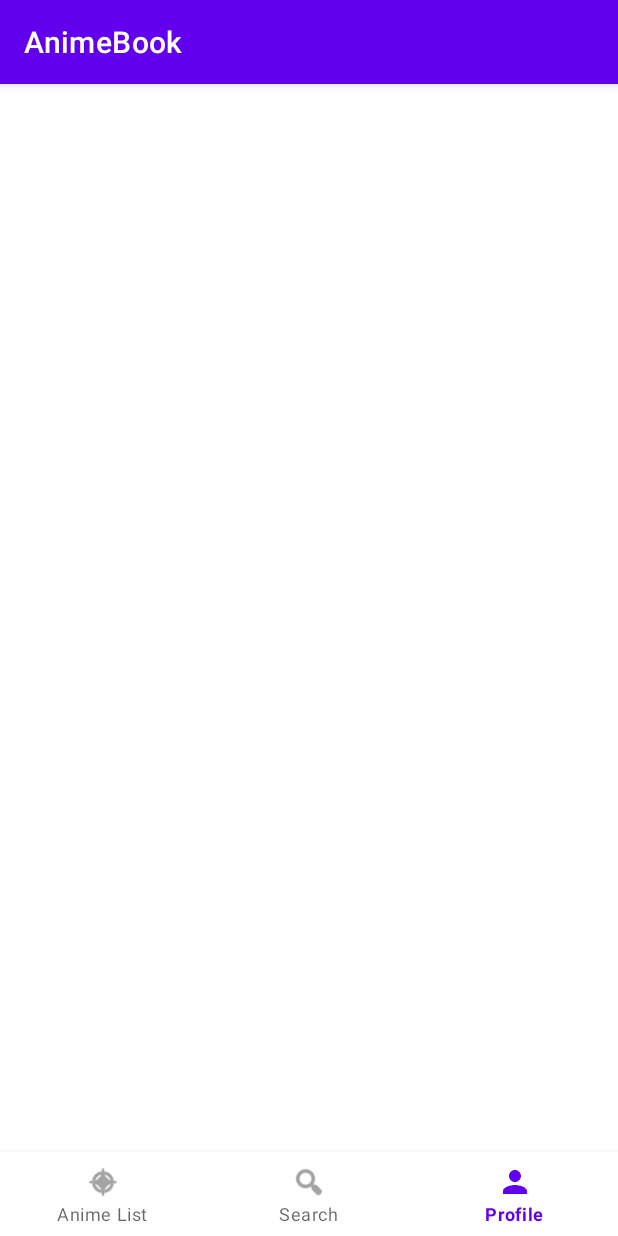
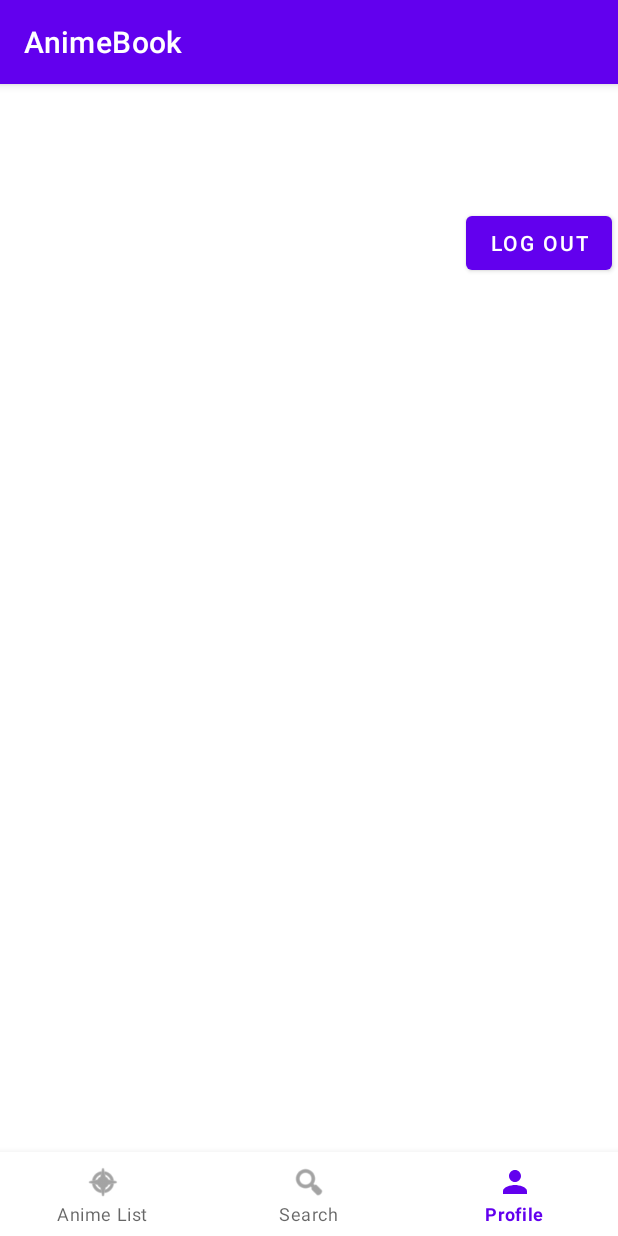
Before and after one commit to codepath-android-group-project/group-project, an Android app: the MainActivity screen opened directly, with no data from a screen before it, item 3 of the bottom bar chosen, on a phone screen of 412 x 824 dp. Run offline under Robolectric (Android 15) with nearby library versions, the phone set to English and light mode, and no system bars; libraries missing offline, so code that uses them is left out: com.parse.

Commit message:
Added logout button in profile page. Profile Page layout set

```diff
--- a/AnimeBook/app/build.gradle
+++ b/AnimeBook/app/build.gradle
@@ -39,6 +39,7 @@ dependencies {
     implementation 'androidx.appcompat:appcompat:1.2.0'
     implementation 'com.google.android.material:material:1.3.0'
     implementation 'androidx.constraintlayout:constraintlayout:2.0.4'
+    implementation 'androidx.legacy:legacy-support-v4:1.0.0'
     testImplementation 'junit:junit:4.+'
     androidTestImplementation 'androidx.test.ext:junit:1.1.2'
     androidTestImplementation 'androidx.test.espresso:espresso-core:3.3.0'
--- a/AnimeBook/app/src/main/java/com/example/animebook/MainActivity.java
+++ b/AnimeBook/app/src/main/java/com/example/animebook/MainActivity.java
@@ -8,12 +8,14 @@ import androidx.fragment.app.FragmentManager;
 import android.os.Bundle;
 import android.util.Log;
 import android.view.MenuItem;
+import android.widget.Toast;
 
+import com.example.animebook.fragments.ProfileFragment;
 import com.google.android.material.bottomnavigation.BottomNavigationView;
 
 public class MainActivity extends AppCompatActivity {
     public static final String TAG = "MainActivity";
-
+    final FragmentManager fragmentManager = getSupportFragmentManager();
     BottomNavigationView bottomNavigationView;
 
     @Override
@@ -23,8 +25,6 @@ public class MainActivity extends AppCompatActivity {
 
         bottomNavigationView = findViewById(R.id.bottomNavigation);
 
-        final FragmentManager fragmentManager = getSupportFragmentManager();
-
         //TODO: Define fragments here
         //final Fragment animeFragment = new AnimeFragment();
         //add others as needed
@@ -32,7 +32,8 @@ public class MainActivity extends AppCompatActivity {
         bottomNavigationView.setOnNavigationItemSelectedListener(new BottomNavigationView.OnNavigationItemSelectedListener() {
             @Override
             public boolean onNavigationItemSelected(@NonNull MenuItem item) {
-                Fragment fragment;
+                //will change this once all other fragments are done
+                Fragment fragment = new Fragment();
                 switch (item.getItemId()){
                     case R.id.action_animeList:
                         //fragment = animeFragment;
@@ -43,12 +44,15 @@ public class MainActivity extends AppCompatActivity {
                         Log.i(TAG, "Search Selected");
                         break;
                     //Add other cases as needed
+                    case R.id.action_profile:
                     default:
+                        Toast.makeText(MainActivity.this, "profile",Toast.LENGTH_SHORT).show();
+                        fragment = new ProfileFragment();
                         //fragment = profileFragment;
                         Log.i(TAG, "Profile Selected");
                         break;
                 }
-                //fragmentManager.beginTransaction().replace(R.id.flContainer, fragment).commit();
+                fragmentManager.beginTransaction().replace(R.id.flContainer, fragment).commit();
                 return true;
             }
         });
--- /dev/null
+++ b/AnimeBook/app/src/main/java/com/example/animebook/fragments/ProfileFragment.java
@@ -0,0 +1,72 @@
+package com.example.animebook.fragments;
+
+import android.content.Intent;
+import android.os.Bundle;
+
+import androidx.annotation.NonNull;
+import androidx.annotation.Nullable;
+import androidx.fragment.app.Fragment;
+import androidx.recyclerview.widget.RecyclerView;
+
+import android.view.LayoutInflater;
+import android.view.View;
+import android.view.ViewGroup;
+import android.widget.Button;
+import android.widget.ImageView;
+import android.widget.TextView;
+import android.widget.Toast;
+
+import com.example.animebook.LoginActivity;
+import com.example.animebook.MainActivity;
+import com.example.animebook.R;
+import com.parse.ParseUser;
+
+
+public class ProfileFragment extends Fragment {
+    public static final String TAG = "ProfileFragment";
+    private ImageView profileImage;
+    private TextView userName;
+
+    //Rv for displaying user's favorite animes
+
+    //private RecyclerView rvFavorites;
+    private Button btLogout;
+
+
+    public ProfileFragment() {
+        // Required empty public constructor
+    }
+
+
+    @Override
+    public View onCreateView(LayoutInflater inflater, ViewGroup container,
+                             Bundle savedInstanceState) {
+        // Inflate the layout for this fragment
+        return inflater.inflate(R.layout.fragment_profile, container, false);
+    }
+
+    @Override
+    public void onViewCreated(@NonNull View view, @Nullable Bundle savedInstanceState) {
+        super.onViewCreated(view, savedInstanceState);
+        profileImage = view.findViewById(R.id.profileImage);
+        userName = view.findViewById(R.id.userName);
+        //rvFavorites = view.findViewById(R.id.rvFavorites);
+        btLogout = view.findViewById(R.id.btLogout);
+
+        btLogout.setOnClickListener(new View.OnClickListener() {
+            @Override
+            public void onClick(View v) {
+                ParseUser.logOut();
+                ParseUser currentUser = ParseUser.getCurrentUser();
+                goLoginActivity();
+                Toast.makeText(getContext(), "logout", Toast.LENGTH_SHORT).show();
+            }
+        });
+    }
+
+    private void goLoginActivity(){
+        Intent intent = new Intent (getActivity(), LoginActivity.class);
+        startActivity(intent);
+    }
+
+}
--- /dev/null
+++ b/AnimeBook/app/src/main/res/layout/fragment_profile.xml
@@ -0,0 +1,34 @@
+<?xml version="1.0" encoding="utf-8"?>
+<RelativeLayout xmlns:android="http://schemas.android.com/apk/res/android"
+    xmlns:app="http://schemas.android.com/apk/res-auto"
+    xmlns:tools="http://schemas.android.com/tools"
+    android:layout_width="match_parent"
+    android:layout_height="match_parent"
+    tools:context=".fragments.ProfileFragment">
+
+    <ImageView
+        android:id="@+id/profileImage"
+        android:layout_width="wrap_content"
+        android:layout_height="wrap_content"
+        tools:src="@tools:sample/avatars" />
+
+    <TextView
+        android:id="@+id/userName"
+        android:layout_width="wrap_content"
+        android:layout_height="wrap_content"
+        android:layout_alignParentTop="true"
+        android:layout_marginStart="0dp"
+        android:layout_marginTop="0dp"
+        android:layout_toEndOf="@+id/profileImage"
+        tools:text="username" />
+
+    <Button
+        android:id="@+id/btLogout"
+        android:layout_width="wrap_content"
+        android:layout_height="wrap_content"
+        android:layout_alignParentTop="true"
+        android:layout_alignParentEnd="true"
+        android:layout_marginTop="82dp"
+        android:layout_marginEnd="4dp"
+        android:text="log out" />
+</RelativeLayout>
--- a/AnimeBook/app/src/main/res/values/strings.xml
+++ b/AnimeBook/app/src/main/res/values/strings.xml
@@ -3,4 +3,6 @@
     <string name="anime_list">Anime List</string>
     <string name="search">Search</string>
     <string name="profile">Profile</string>
+    <!-- TODO: Remove or change this placeholder text -->
+    <string name="hello_blank_fragment">Hello blank fragment</string>
 </resources>
```
